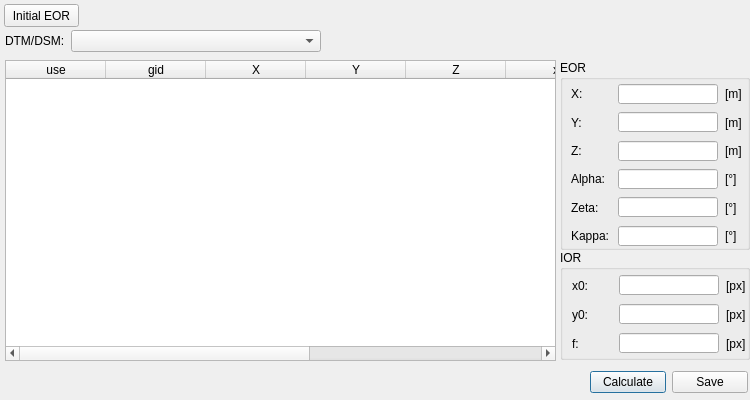
Above: moniQue/gui/src/orient_dlg_base.ui from smfloery/moniQue before the change. Below: the same form after it.
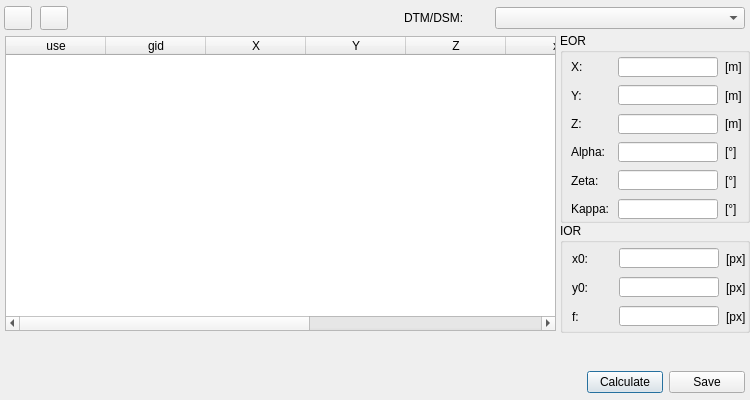
That is the form after the change. Icons and pictures are not drawn.

The edit to the form file:
```diff
--- a/moniQue/gui/src/orient_dlg_base.ui
+++ b/moniQue/gui/src/orient_dlg_base.ui
@@ -29,9 +29,9 @@
    <property name="geometry">
     <rect>
      <x>5</x>
-     <y>60</y>
+     <y>36</y>
      <width>551</width>
-     <height>301</height>
+     <height>295</height>
     </rect>
    </property>
    <property name="sizeAdjustPolicy">
@@ -102,7 +102,7 @@
    <property name="geometry">
     <rect>
      <x>560</x>
-     <y>60</y>
+     <y>33</y>
      <width>190</width>
      <height>190</height>
     </rect>
@@ -520,7 +520,7 @@
    <property name="geometry">
     <rect>
      <x>560</x>
-     <y>250</y>
+     <y>223</y>
      <width>190</width>
      <height>110</height>
     </rect>
@@ -745,9 +745,9 @@
   <widget class="QWidget" name="layoutWidget">
    <property name="geometry">
     <rect>
-     <x>5</x>
-     <y>30</y>
-     <width>541</width>
+     <x>404</x>
+     <y>7</y>
+     <width>341</width>
      <height>22</height>
     </rect>
    </property>
@@ -775,25 +775,12 @@
       </property>
      </widget>
     </item>
-    <item>
-     <spacer name="horizontalSpacer">
-      <property name="orientation">
-       <enum>Qt::Horizontal</enum>
-      </property>
-      <property name="sizeHint" stdset="0">
-       <size>
-        <width>40</width>
-        <height>20</height>
-       </size>
-      </property>
-     </spacer>
-    </item>
    </layout>
   </widget>
   <widget class="QWidget" name="layoutWidget">
    <property name="geometry">
     <rect>
-     <x>590</x>
+     <x>587</x>
      <y>370</y>
      <width>158</width>
      <height>25</height>
@@ -820,13 +807,67 @@
    <property name="geometry">
     <rect>
      <x>4</x>
-     <y>4</y>
-     <width>75</width>
-     <height>23</height>
+     <y>6</y>
+     <width>28</width>
+     <height>24</height>
     </rect>
    </property>
+   <property name="minimumSize">
+    <size>
+     <width>28</width>
+     <height>24</height>
+    </size>
+   </property>
+   <property name="maximumSize">
+    <size>
+     <width>28</width>
+     <height>24</height>
+    </size>
+   </property>
+   <property name="toolTip">
+    <string>Set initial orientation</string>
+   </property>
    <property name="text">
-    <string>Initial EOR</string>
+    <string/>
+   </property>
+   <property name="icon">
+    <iconset resource="../resources_orient.qrc">
+     <normaloff>:/newPrefix/gfx/icon/mActionMeasureBearing.png</normaloff>:/newPrefix/gfx/icon/mActionMeasureBearing.png</iconset>
+   </property>
+  </widget>
+  <widget class="QPushButton" name="btn_add_gcps">
+   <property name="geometry">
+    <rect>
+     <x>40</x>
+     <y>6</y>
+     <width>28</width>
+     <height>24</height>
+    </rect>
+   </property>
+   <property name="minimumSize">
+    <size>
+     <width>28</width>
+     <height>24</height>
+    </size>
+   </property>
+   <property name="maximumSize">
+    <size>
+     <width>28</width>
+     <height>24</height>
+    </size>
+   </property>
+   <property name="toolTip">
+    <string>Add new GCPs</string>
+   </property>
+   <property name="text">
+    <string/>
+   </property>
+   <property name="icon">
+    <iconset resource="../resources_orient.qrc">
+     <normaloff>:/newPrefix/gfx/icon/mActionCapturePoint.png</normaloff>:/newPrefix/gfx/icon/mActionCapturePoint.png</iconset>
+   </property>
+   <property name="checkable">
+    <bool>true</bool>
    </property>
   </widget>
  </widget>
```
Left out of the diff: 4 changed lines with no effect on the pictures.
